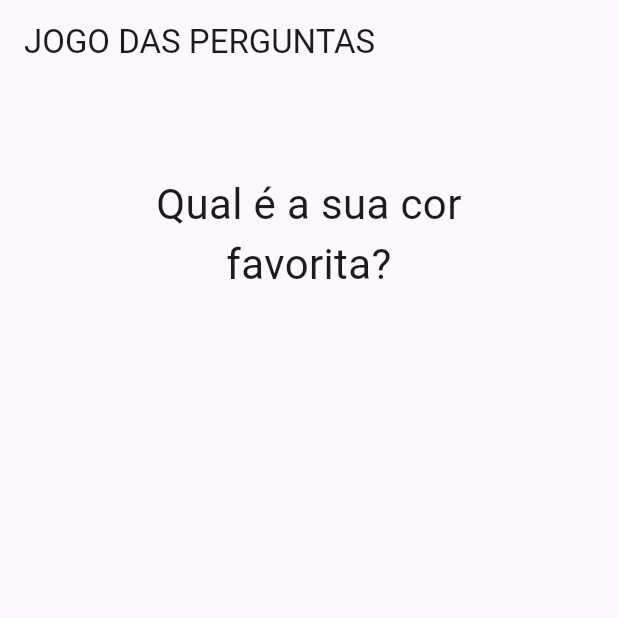
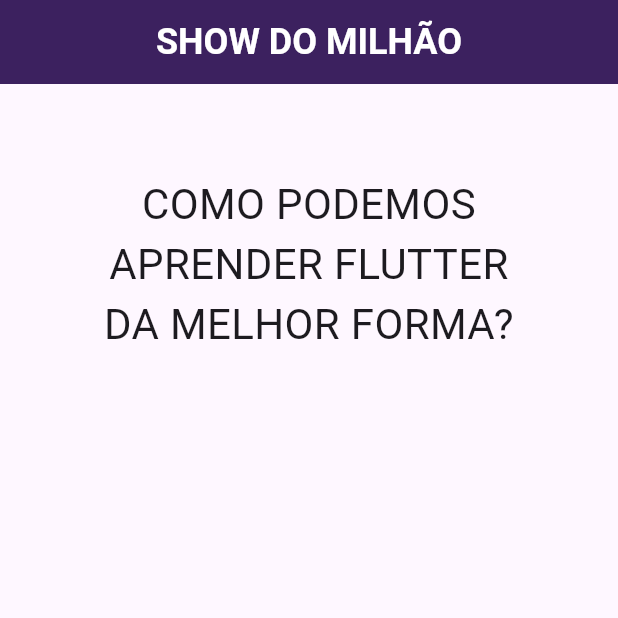
Before and after one commit to srlimasilva/projeto_perguntas, a Flutter app: the screen it shows after launch, on a phone screen of 412 x 824 dp, the top half of it. Run offline on Flutter 3.47's test engine with Material 3 defaults, Android fonts, the phone set to English and light mode, and no system bars.

Commit message:
Modificando para o SHOW DO MILHÃO

```diff
--- a/lib/main.dart
+++ b/lib/main.dart
@@ -8,25 +8,29 @@ class PerguntaAppState extends State<PerguntaApp> {
   var perguntaSelecionada = 0;
   final List<Map<String, Object>> perguntas = const [
     {
-      'texto': 'Qual é a sua cor favorita?',
-      'respostas': ['Preto', 'Vermelho', 'Verde', 'Branco'],
+      'texto': 'COMO PODEMOS APRENDER FLUTTER DA MELHOR FORMA?',
+      'respostas': [
+        'UTILIZANDO O CHATGPT',
+        'USANDO O GEMINI',
+        'PESQUISANDO E PRATICANDO BASTANTE',
+        'UTILIZANDO A DEEPSEEKB'
+      ],
     },
     {
-      'texto': 'Qual é o seu animal favorito?',
-      'respostas': ['Coelho', 'Cobra', 'Elefante', 'Leão'],
+      'texto': 'QUAL A COMPOSIÇÃO QUÍMICA DA AGUA?',
+      'respostas': ['CO2', 'H2SO4', 'NaHCO3', 'CaCO3'],
     },
     {
-      'texto': 'Qual é o seu instrutor favorito?',
-      'respostas': ['Maria', 'João', 'Leo', 'Beto'],
+      'texto': 'QUAL É A RAIZ QUADRADA DE 16?',
+      'respostas': ['25', '4', '3', '2X17+25'],
     },
     {
-      'texto': 'Você vai participar do campeonato de CS?',
-      'respostas': [
-        'SIM',
-        'SEM SOMBRAS DE DÚVIDAS QUE SIM',
-        'TALVEZ',
-        'COM CERTEZA'
-      ]
+      'texto': 'QUAL CONTINENTE FICA A AUSTRALIA?',
+      'respostas': ['HEMISFERIO SUL', 'OCEANIA', 'AMERICA DO NORTE', 'EUROPA']
+    },
+    {
+      'texto': 'QUAL A CAPITAL DO JAPÃO?',
+      'respostas': ['TOKIO', 'BRASILIA', 'PARIS', 'OTTAWA']
     },
   ];
 
@@ -44,7 +48,18 @@ class PerguntaAppState extends State<PerguntaApp> {
   Widget build(BuildContext context) {
     return MaterialApp(
       home: Scaffold(
-        appBar: AppBar(title: const Text('JOGO DAS PERGUNTAS')),
+        appBar: AppBar(
+          title: const Text(
+            'SHOW DO MILHÃO',
+            style: TextStyle(
+              fontSize: 24,
+              fontWeight: FontWeight.bold,
+            ),
+          ),
+          centerTitle: true,
+          backgroundColor: const Color.fromARGB(221, 30, 0, 70), // Cor vibrante
+          foregroundColor: const Color.fromARGB(255, 255, 255, 255),
+        ),
         body: temPerguntaSelecionada
             ? Questionario(
                 perguntas: perguntas,
```
